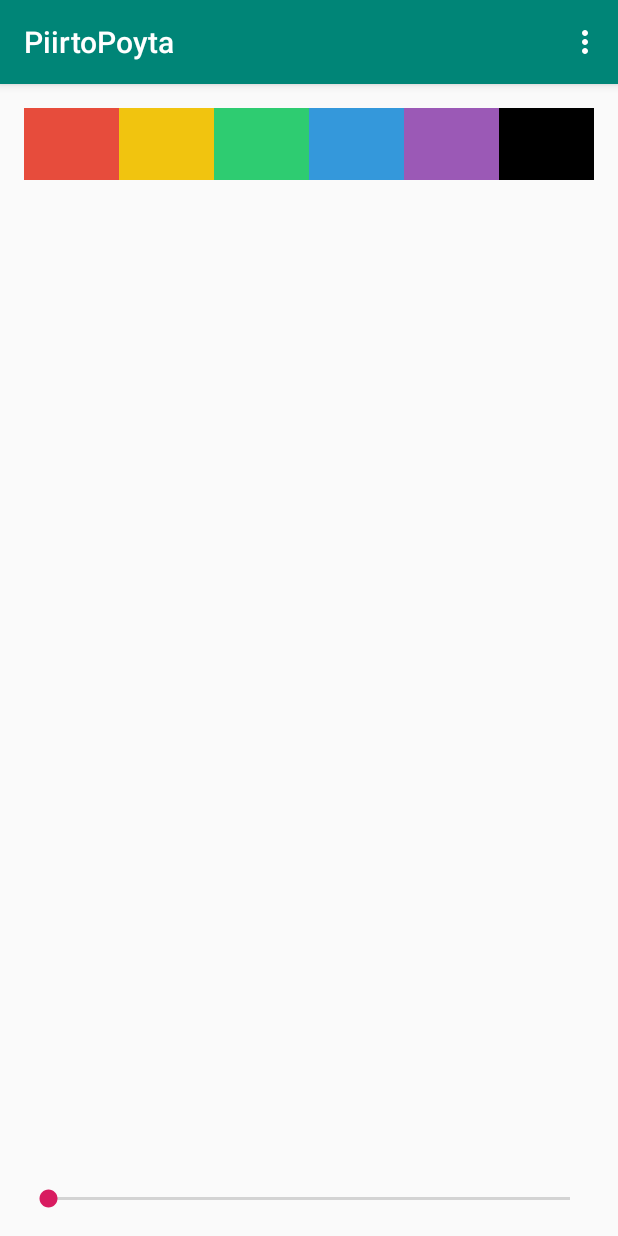
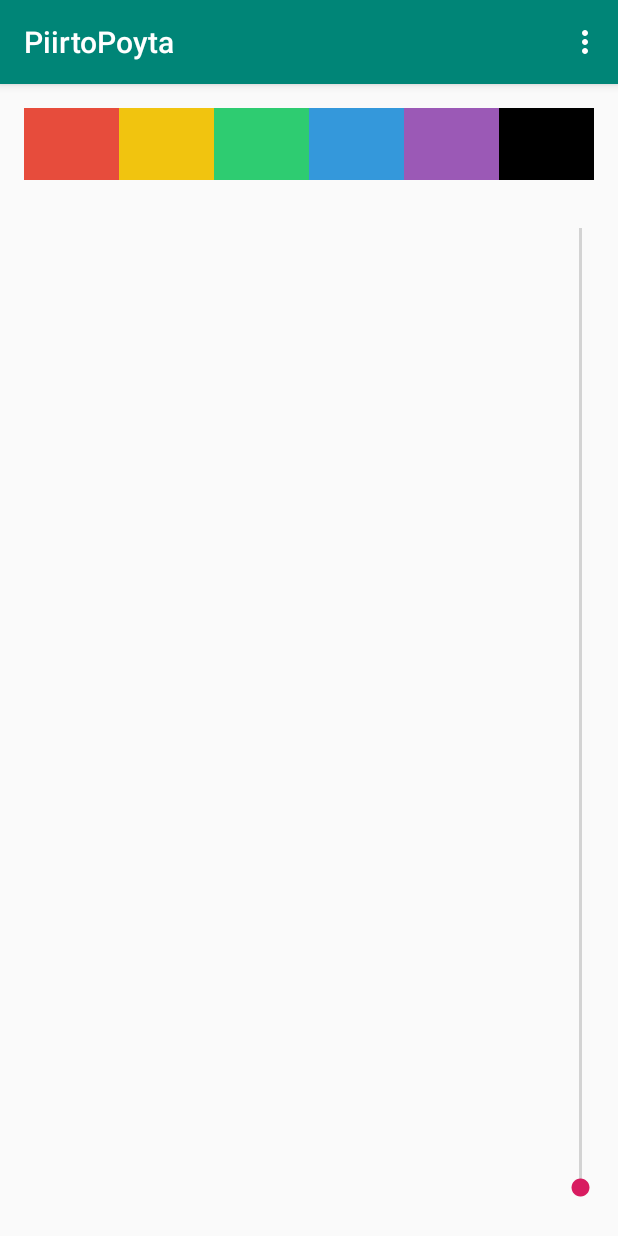
Before and after one commit to BioBut/SimplePaint, an Android app: the screen it shows after launch (MainActivity), on a phone screen of 412 x 824 dp. Run offline under Robolectric (Android 15) with nearby library versions, the phone set to English and light mode, and no system bars.

Commit message:
Done Vertical SeekBar

```diff
--- a/app/src/main/java/space/fstudio/simplepaint/MainActivity.java
+++ b/app/src/main/java/space/fstudio/simplepaint/MainActivity.java
@@ -17,11 +17,12 @@ import androidx.appcompat.app.AppCompatActivity;
 import androidx.core.app.ActivityCompat;
 
 import space.fstudio.simplepaint.Views.SimpleDrawingView;
+import space.fstudio.simplepaint.Views.VerticalSeekBar;
 
 public class MainActivity extends AppCompatActivity implements View.OnClickListener {
 
     Button redColorBtn, yellowColorBtn, greenColorBtn, blueColorBtn, purpleColorBtn, blackColorBtn;
-    SeekBar widthBar;
+    VerticalSeekBar widthBar;
     SimpleDrawingView simpleDrawingView;
 
     @Override
@@ -68,10 +69,10 @@ public class MainActivity extends AppCompatActivity implements View.OnClickListe
     }
 
     @Override
-    public void onRequestPermissionsResult(int requestCode, String permissions[], int[] grantResults) {
+    public void onRequestPermissionsResult(int requestCode, @NonNull String[] permissions, @NonNull int[] grantResults) {
         if (requestCode == 1) {// If request is cancelled, the result arrays are empty.
             if (grantResults.length > 0 && grantResults[0] == PackageManager.PERMISSION_GRANTED) {
-
+                System.out.println("Permission allowed");
             } else {
                 Toast.makeText(MainActivity.this, "Permission denied to read your External storage", Toast.LENGTH_SHORT).show();
             }
--- a/app/src/main/java/space/fstudio/simplepaint/Views/VerticalSeekBar.java
+++ b/app/src/main/java/space/fstudio/simplepaint/Views/VerticalSeekBar.java
@@ -2,13 +2,66 @@ package space.fstudio.simplepaint.Views;
 
 import android.annotation.SuppressLint;
 import android.content.Context;
+import android.graphics.Canvas;
 import android.util.AttributeSet;
+import android.view.MotionEvent;
 import android.widget.SeekBar;
 
 @SuppressLint("AppCompatCustomView")
 public class VerticalSeekBar extends SeekBar {
-    public VerticalSeekBar(Context context, AttributeSet attrs, int defStyleAttr) {
-        super(context, attrs, defStyleAttr);
-        //TODO VERTICAL ROTATION
+
+    public VerticalSeekBar(Context context) {
+        super(context);
+    }
+
+    public VerticalSeekBar(Context context, AttributeSet attrs, int defStyle) {
+        super(context, attrs, defStyle);
+    }
+
+    public VerticalSeekBar(Context context, AttributeSet attrs) {
+        super(context, attrs);
+    }
+
+    protected void onSizeChanged(int w, int h, int oldw, int oldh) {
+        super.onSizeChanged(h, w, oldh, oldw);
+    }
+
+    @Override
+    public synchronized void setProgress(int progress)  // it is necessary for calling setProgress on click of a button
+    {
+        super.setProgress(progress);
+        onSizeChanged(getWidth(), getHeight(), 0, 0);
+    }
+    @Override
+    protected synchronized void onMeasure(int widthMeasureSpec, int heightMeasureSpec) {
+        super.onMeasure(heightMeasureSpec, widthMeasureSpec);
+        setMeasuredDimension(getMeasuredHeight(), getMeasuredWidth());
+    }
+
+    protected void onDraw(Canvas c) {
+        c.rotate(-90);
+        c.translate(-getHeight(), 0);
+
+        super.onDraw(c);
+    }
+
+    @Override
+    public boolean onTouchEvent(MotionEvent event) {
+        if (!isEnabled()) {
+            return false;
+        }
+
+        switch (event.getAction()) {
+            case MotionEvent.ACTION_DOWN:
+            case MotionEvent.ACTION_MOVE:
+            case MotionEvent.ACTION_UP:
+                setProgress(getMax() - (int) (getMax() * event.getY() / getHeight()));
+                onSizeChanged(getWidth(), getHeight(), 0, 0);
+                break;
+
+            case MotionEvent.ACTION_CANCEL:
+                break;
+        }
+        return true;
     }
 }
--- a/app/src/main/res/layout/activity_main.xml
+++ b/app/src/main/res/layout/activity_main.xml
@@ -87,22 +87,23 @@
         android:layout_marginTop="16dp"
         android:layout_marginEnd="16dp"
         android:layout_marginBottom="16dp"
-        app:layout_constraintBottom_toTopOf="@+id/widthBar"
-        app:layout_constraintEnd_toEndOf="parent"
+        app:layout_constraintBottom_toBottomOf="parent"
+        app:layout_constraintEnd_toStartOf="@+id/widthBar"
         app:layout_constraintStart_toStartOf="parent"
         app:layout_constraintTop_toBottomOf="@+id/colorBtns" />
 
-    <SeekBar
+    <space.fstudio.simplepaint.Views.VerticalSeekBar
         android:id="@+id/widthBar"
-        android:layout_width="0dp"
-        android:layout_height="wrap_content"
-        android:layout_marginStart="16dp"
+        android:layout_width="wrap_content"
+        android:layout_height="0dp"
+        android:layout_marginTop="16dp"
         android:layout_marginEnd="16dp"
         android:layout_marginBottom="16dp"
         android:max="100"
         android:min="1"
         app:layout_constraintBottom_toBottomOf="parent"
         app:layout_constraintEnd_toEndOf="parent"
-        app:layout_constraintStart_toStartOf="parent" />
+        app:layout_constraintTop_toBottomOf="@+id/colorBtns"
+        tools:ignore="UnusedAttribute" />
 
 </androidx.constraintlayout.widget.ConstraintLayout>
```
